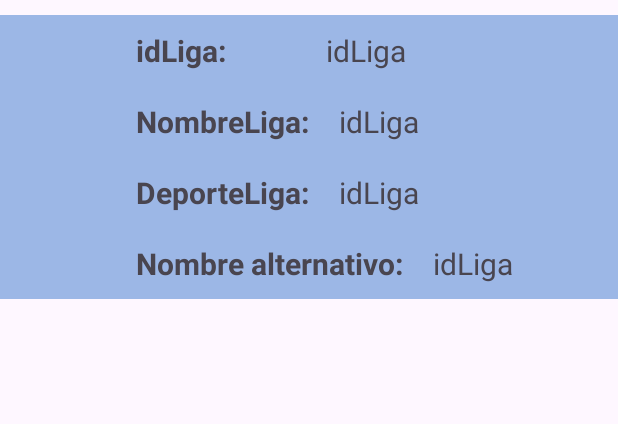
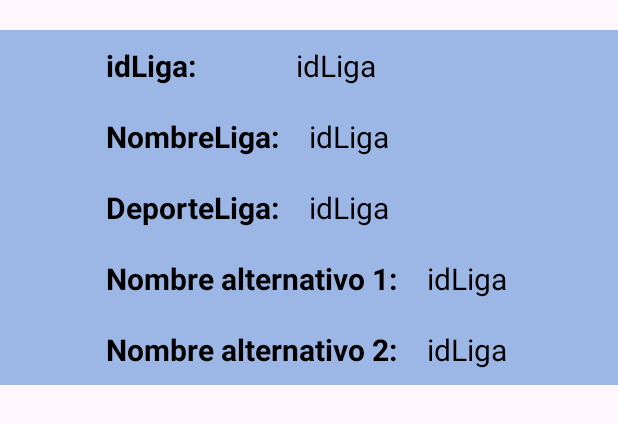
Before and after one commit to ExampleToFollow/IOT_LAB4_20213704, an Android app: the layout irv_lista_ligas.xml on its own in the app's theme, with its tools: preview values and no code run, on a phone screen of 412 x 824 dp. Shown: the top 424 px of the screen. Run offline under Robolectric (Android 15) with nearby library versions, the phone set to English and light mode, and no system bars.

```diff
--- a/app/src/main/java/com/example/iot_lab4_20213704/Adapter/ListaLigasAdapter.java
+++ b/app/src/main/java/com/example/iot_lab4_20213704/Adapter/ListaLigasAdapter.java
@@ -62,12 +62,21 @@ public class ListaLigasAdapter  extends RecyclerView.Adapter<ListaLigasAdapter.L
         TextView idLigaText = holder.itemView.findViewById(R.id.idLiga);
         TextView nombreLigaText = holder.itemView.findViewById(R.id.nombreLiga);
         TextView deporteLigaText = holder.itemView.findViewById(R.id.deporteLiga);
-        TextView nombreAlternativoText = holder.itemView.findViewById(R.id.nombreAlternativo);
+        TextView nombreAlternativoText1 = holder.itemView.findViewById(R.id.nombreAlternativo1);
+        TextView nombreAlternativoTex2 = holder.itemView.findViewById(R.id.nombreAlternativo2);
 
         idLigaText.setText(idLiga);
         nombreLigaText.setText(nameLiga);
         deporteLigaText.setText(nameSport);
-        nombreAlternativoText.setText(nameLigaAlternative);
+        if(nameLigaAlternative.split(",").length>1) {
+            //Hay dos ligas
+            nombreAlternativoText1.setText(nameLigaAlternative.split(",")[0]);
+            nombreAlternativoTex2.setText(nameLigaAlternative.split(",")[1]);
+        }else{
+            nombreAlternativoText1.setText(nameLigaAlternative);
+            holder.itemView.findViewById(R.id.alter2).setVisibility(View.GONE);
+        }
+
 
     }
 
--- a/app/src/main/res/layout/fragment_lista.xml
+++ b/app/src/main/res/layout/fragment_lista.xml
@@ -62,6 +62,6 @@
             android:orientation="vertical"
             android:id="@+id/recyclerLista"
             android:layout_width="match_parent"
-            android:layout_height="500sp"/>
+            android:layout_height="600sp"/>
    </LinearLayout>
 </androidx.constraintlayout.widget.ConstraintLayout>
--- a/app/src/main/res/layout/irv_lista_ligas.xml
+++ b/app/src/main/res/layout/irv_lista_ligas.xml
@@ -2,103 +2,153 @@
 <androidx.constraintlayout.widget.ConstraintLayout xmlns:android="http://schemas.android.com/apk/res/android"
     xmlns:app="http://schemas.android.com/apk/res-auto"
     android:layout_width="match_parent"
-    android:layout_height="match_parent">
+    android:layout_height="wrap_content">
 
     <LinearLayout
-        android:background="#9CB7E6"
         android:layout_width="match_parent"
         android:layout_height="wrap_content"
-        android:layout_marginTop="10sp"
-        android:layout_marginBottom="10sp"
+        android:layout_marginBottom="20sp"
+        android:background="#9CB7E6"
+        android:layout_marginTop="20sp"
+        android:backgroundTintMode="src_over"
         android:orientation="vertical"
+        app:layout_constraintBottom_toBottomOf="parent"
         app:layout_constraintEnd_toEndOf="parent"
-        app:layout_constraintHorizontal_bias="0.262"
+        app:layout_constraintHorizontal_bias="1.0"
         app:layout_constraintStart_toStartOf="parent"
-        app:layout_constraintTop_toTopOf="parent">
+        app:layout_constraintTop_toTopOf="parent"
+        app:layout_constraintVertical_bias="0.05">
+
         <LinearLayout
-            android:orientation="horizontal"
+            android:layout_width="350sp"
+            android:layout_height="wrap_content"
             android:layout_gravity="center_horizontal"
-            android:layout_width="350sp"
-            android:layout_height="wrap_content">
+            android:orientation="horizontal">
+
             <TextView
-                android:layout_marginStart="50sp"
-                android:padding="10sp"
                 android:layout_width="wrap_content"
                 android:layout_height="wrap_content"
-                android:textStyle="bold"
+                android:layout_marginStart="30sp"
+                android:padding="10sp"
+                android:text="idLiga:          "
+                android:textColor="@color/black"
                 android:textSize="20sp"
-                android:text="idLiga:          "/>
+                android:textStyle="bold" />
+
             <TextView
                 android:id="@+id/idLiga"
-                android:padding="10sp"
-                android:textSize="20sp"
                 android:layout_width="wrap_content"
                 android:layout_height="wrap_content"
-                android:text="idLiga"/>
+                android:padding="10sp"
+                android:text="idLiga"
+                android:textColor="@color/black"
+                android:textSize="20sp" />
+        </LinearLayout>
+
+        <LinearLayout
+            android:layout_width="350sp"
+            android:layout_height="wrap_content"
+            android:layout_gravity="center_horizontal"
+            android:orientation="horizontal">
+
+            <TextView
+                android:layout_width="wrap_content"
+                android:layout_height="wrap_content"
+                android:layout_marginStart="30sp"
+                android:padding="10sp"
+                android:text="NombreLiga:"
+                android:textColor="@color/black"
+                android:textSize="20sp"
+                android:textStyle="bold" />
+
+            <TextView
+                android:id="@+id/nombreLiga"
+                android:layout_width="wrap_content"
+                android:layout_height="wrap_content"
+                android:padding="10sp"
+                android:text="idLiga"
+                android:textColor="@color/black"
+                android:textSize="20sp" />
+        </LinearLayout>
+
+        <LinearLayout
+            android:layout_width="350sp"
+            android:layout_height="wrap_content"
+            android:layout_gravity="center_horizontal"
+            android:orientation="horizontal">
+
+            <TextView
+                android:layout_width="wrap_content"
+                android:layout_height="wrap_content"
+                android:layout_marginStart="30sp"
+                android:padding="10sp"
+                android:text="DeporteLiga:"
+                android:textColor="@color/black"
+                android:textSize="20sp"
+                android:textStyle="bold" />
+
+            <TextView
+                android:id="@+id/deporteLiga"
+                android:layout_width="wrap_content"
+                android:layout_height="wrap_content"
+                android:padding="10sp"
+                android:text="idLiga"
+                android:textColor="@color/black"
+                android:textSize="20sp" />
+        </LinearLayout>
+
+        <LinearLayout
+            android:layout_width="350sp"
+            android:layout_height="wrap_content"
+            android:layout_gravity="center_horizontal"
+            android:orientation="horizontal">
+
+            <TextView
+                android:layout_width="wrap_content"
+                android:layout_height="wrap_content"
+                android:layout_marginStart="30sp"
+                android:padding="10sp"
+                android:text="Nombre alternativo 1:"
+                android:textColor="@color/black"
+                android:textSize="20sp"
+                android:textStyle="bold" />
+
+            <TextView
+                android:id="@+id/nombreAlternativo1"
+                android:layout_width="wrap_content"
+                android:layout_height="wrap_content"
+                android:padding="10sp"
+                android:text="idLiga"
+                android:textColor="@color/black"
+                android:textSize="20sp" />
         </LinearLayout>
         <LinearLayout
-            android:orientation="horizontal"
+            android:id="@+id/alter2"
+            android:layout_width="350sp"
+            android:layout_height="wrap_content"
             android:layout_gravity="center_horizontal"
-            android:layout_width="350sp"
-            android:layout_height="wrap_content">
+            android:orientation="horizontal">
+
             <TextView
-                android:layout_marginStart="50sp"
-                android:padding="10sp"
                 android:layout_width="wrap_content"
                 android:layout_height="wrap_content"
-                android:textStyle="bold"
+                android:layout_marginStart="30sp"
+                android:padding="10sp"
+                android:text="Nombre alternativo 2:"
+                android:textColor="@color/black"
                 android:textSize="20sp"
-                android:text="NombreLiga:"/>
+                android:textStyle="bold" />
+
             <TextView
-                android:id="@+id/nombreLiga"
-                android:padding="10sp"
-                android:textSize="20sp"
+                android:id="@+id/nombreAlternativo2"
                 android:layout_width="wrap_content"
                 android:layout_height="wrap_content"
-                android:text="idLiga"/>
+                android:padding="10sp"
+                android:text="idLiga"
+                android:textColor="@color/black"
+                android:textSize="20sp" />
         </LinearLayout>
-        <LinearLayout
-            android:orientation="horizontal"
-            android:layout_gravity="center_horizontal"
-            android:layout_width="350sp"
-            android:layout_height="wrap_content">
-            <TextView
-                android:layout_marginStart="50sp"
-                android:padding="10sp"
-                android:layout_width="wrap_content"
-                android:layout_height="wrap_content"
-                android:textStyle="bold"
-                android:textSize="20sp"
-                android:text="DeporteLiga:"/>
-            <TextView
-                android:id="@+id/deporteLiga"
-                android:padding="10sp"
-                android:textSize="20sp"
-                android:layout_width="wrap_content"
-                android:layout_height="wrap_content"
-                android:text="idLiga"/>
-        </LinearLayout>
-        <LinearLayout
-            android:orientation="horizontal"
-            android:layout_gravity="center_horizontal"
-            android:layout_width="350sp"
-            android:layout_height="wrap_content">
-            <TextView
-                android:layout_marginStart="50sp"
-                android:padding="10sp"
-                android:layout_width="wrap_content"
-                android:layout_height="wrap_content"
-                android:textStyle="bold"
-                android:textSize="20sp"
-                android:text="Nombre alternativo:"/>
-            <TextView
-                android:id="@+id/nombreAlternativo"
-                android:padding="10sp"
-                android:textSize="20sp"
-                android:layout_width="wrap_content"
-                android:layout_height="wrap_content"
-                android:text="idLiga"/>
-        </LinearLayout>
+
 
 
     </LinearLayout>
```
